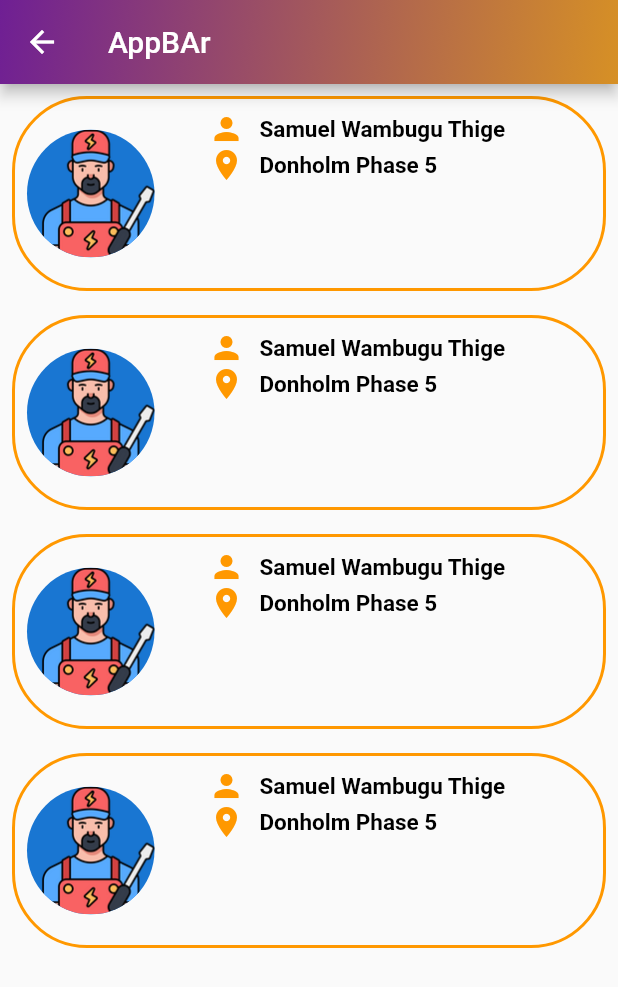
After one commit to SammyThige/RepairPal, a Flutter app: the WorkerList screen opened directly, on a phone screen of 412 x 824 dp. The commit adds this screen. Shown: the top 987 px of the screen. Run offline on Flutter 3.47's test engine with Material 2 defaults, Android fonts, the phone set to English and light mode, and no system bars; our stand-ins replace carousel_slider, flutter_svg, google_fonts, google_nav_bar.

Commit message:
workers profile screen done

```diff
--- /dev/null
+++ b/repair_pal/lib/HomePage/workers/profile_icon.dart
@@ -0,0 +1,23 @@
+import 'package:flutter/material.dart';
+import 'package:repair_pal/constants.dart';
+
+class Profile extends StatelessWidget {
+  final ImageProvider icon;
+  //final VoidCallback onPressed;
+  const Profile({
+    super.key,
+    required this.icon,
+  });
+
+  @override
+  Widget build(BuildContext context) {
+    return Container(
+      height: 85,
+      width: 85,
+      child: CircleAvatar(
+        radius: 48, // Image radius
+        backgroundImage: icon,
+      ),
+    );
+  }
+}
--- /dev/null
+++ b/repair_pal/lib/HomePage/workers/worker_listview.dart
@@ -0,0 +1,48 @@
+import 'package:flutter/material.dart';
+import 'package:repair_pal/constants.dart';
+
+class WorkerList extends StatefulWidget {
+  const WorkerList({super.key});
+
+  @override
+  State<WorkerList> createState() => _WorkerListState();
+}
+
+class _WorkerListState extends State<WorkerList> {
+  final List _posts = [
+    'post 1',
+    'post 2',
+    'post 3',
+    'post 4',
+  ];
+  @override
+  Widget build(BuildContext context) {
+    return Scaffold(
+        appBar: AppBar(
+          title: Text("AppBAr"),
+          flexibleSpace: Container(
+            decoration: const BoxDecoration(
+              gradient: LinearGradient(
+                  begin: Alignment.topLeft,
+                  end: Alignment.bottomRight,
+                  colors: <Color>[
+                    Color.fromRGBO(111, 31, 148, 1),
+                    Color.fromRGBO(218, 144, 33, 0.98)
+                  ]),
+            ),
+          ),
+        ),
+        body: /*  ListView(
+          children: [
+            ListContainer(),
+            ListContainer(),
+            ListContainer(),
+          ],
+        ) */ //ListContainer(),
+            ListView.builder(
+                itemCount: _posts.length,
+                itemBuilder: (context, index) {
+                  return ListContainer(/* name: _posts[index] */);
+                }));
+  }
+}
--- a/repair_pal/lib/constants.dart
+++ b/repair_pal/lib/constants.dart
@@ -1,4 +1,8 @@
 import 'package:flutter/material.dart';
+import 'package:repair_pal/HomePage/components/circlebutton.dart';
+import 'package:repair_pal/HomePage/workers/profile_icon.dart';
+import 'package:repair_pal/HomePage/workers/worker_listview.dart';
+import 'package:repair_pal/HomePage/workers/worker_profile/worker_profile.dart';
 
 const kPrimaryColor = Color(0xFF6F35A5);
 const kPrimaryLightColor = Color(0xFFF1E6FF);
@@ -8,34 +12,150 @@ class Category {
   String thumbnail;
   String name;
   String description;
+  //final VoidCallback press;
 
-  Category(
-      {required this.thumbnail, required this.name, required this.description});
+  Category({
+    required this.thumbnail,
+    required this.name,
+    required this.description,
+    //required this.press,
+  });
 }
 
 List<Category> categoryList = [
   Category(
     thumbnail: 'assets/electrician.png',
     name: 'Electrician',
-      description: 'Appliances, sockets and lights'),
+    description: 'Appliances, sockets and lights',
+    //press: () {}
+  ),
   Category(
     thumbnail: 'assets/plumber.png',
     name: 'Plumber',
-      description: 'KitchenSink, Toilet and Showers'),
+    description: 'KitchenSink, Toilet and Showers',
+    // press: () {}
+  ),
   Category(
     thumbnail: 'assets/painter.png',
     name: 'Painter',
-      description: 'HousePainting and Wall fence painting'),
+    description: 'HousePainting and Wall fence painting',
+    //press: () {}
+  ),
   Category(
     thumbnail: 'assets/roofing.png',
     name: 'Roofer',
-      description: 'Brick Roof and Mabati'),
+    description: 'Brick Roof and Mabati',
+    //press: () {}
+  ),
   Category(
     thumbnail: 'assets/carpentry.png',
     name: 'Capenty',
-      description: 'Door Locks and Furniture'),
+    description: 'Door Locks and Furniture',
+    //press: () {}
+  ),
   Category(
     thumbnail: 'assets/bricklaying.png',
     name: 'Mason',
-      description: 'Structural repair'),
+    description: 'Structural repair',
+    //press: () {}
+  ),
 ];
+
+class ListContainer extends StatelessWidget {
+  //final String name;
+  const ListContainer({
+    super.key,
+    /* required this.name */
+  });
+
+  @override
+  Widget build(BuildContext context) {
+    return Padding(
+      padding: const EdgeInsets.all(8.0),
+      child: GestureDetector(
+        onTap: () {
+          Navigator.push(
+              context,
+              MaterialPageRoute(
+                  builder: (BuildContext context) => WorkerProfile()));
+        },
+        child: Container(
+          height: 130,
+          decoration: BoxDecoration(
+            borderRadius: BorderRadius.circular(50),
+            border: Border.all(width: 2, color: Colors.orange),
+          ),
+          //child: Center(child: Text(name))
+          child: Center(
+            child: Row(
+              //mainAxisAlignment: MainAxisAlignment.spaceAround,
+              //crossAxisAlignment: CrossAxisAlignment.center,
+              children: [
+                Padding(
+                  padding: const EdgeInsets.all(8.0),
+                  child: const Center(
+                    child: Profile(
+                      icon: AssetImage("assets/electrician.png"),
+                      //onPressed: () {},
+                    ),
+                  ),
+                ),
+                SizedBox(
+                  width: 20,
+                ),
+                Padding(
+                  padding: const EdgeInsets.all(8.0),
+                  child: Column(
+                    mainAxisAlignment: MainAxisAlignment.start,
+                    crossAxisAlignment: CrossAxisAlignment.start,
+                    children: [
+                      Row(
+                        //mainAxisAlignment: MainAxisAlignment.start,
+                        children: const [
+                          Icon(
+                            Icons.person,
+                            color: Colors.orange,
+                          ),
+                          SizedBox(
+                            width: 10,
+                          ),
+                          Text(
+                            "Samuel Wambugu Thige",
+                            style: TextStyle(
+                                fontSize: 15,
+                                color: Colors.black,
+                                fontWeight: FontWeight.bold),
+                          ),
+                        ],
+                      ),
+                      Row(
+                        //crossAxisAlignment: CrossAxisAlignment.start,
+                        //mainAxisAlignment: MainAxisAlignment.start,
+                        children: const [
+                          Icon(
+                            Icons.location_on,
+                            color: Colors.orange,
+                          ),
+                          SizedBox(
+                            width: 10,
+                          ),
+                          Text(
+                            "Donholm Phase 5  ",
+                            style: TextStyle(
+                                fontSize: 15,
+                                color: Colors.black,
+                                fontWeight: FontWeight.bold),
+                          ),
+                        ],
+                      ),
+                    ],
+                  ),
+                ),
+              ],
+            ),
+          ),
+        ),
+      ),
+    );
+  }
+}
```
Also changed, not shown: repair_pal/lib/HomePage/components/appbar.dart (+9 -2 lines), repair_pal/lib/HomePage/workers/worker_profile/components/call_button.dart (added, +47 -0 lines), repair_pal/lib/HomePage/workers/worker_profile/components/image_slider.dart (added, +69 -0 lines), repair_pal/lib/HomePage/workers/worker_profile/worker_profile.dart (added, +179 -0 lines), repair_pal/pubspec.yaml (+14 -0 lines), repair_pal/assets/fonts/AquinoDemo.ttf (added), repair_pal/assets/fonts/Nisebuschgardens.ttf (added), repair_pal/assets/fonts/Nunito.ttf (added), repair_pal/assets/fonts/NunitoBold.ttf (added), repair_pal/assets/gold.jpg (added), repair_pal/assets/profile.png (added), repair_pal/pubspec.lock. Lines whose indentation alone changed are shown as unchanged.
